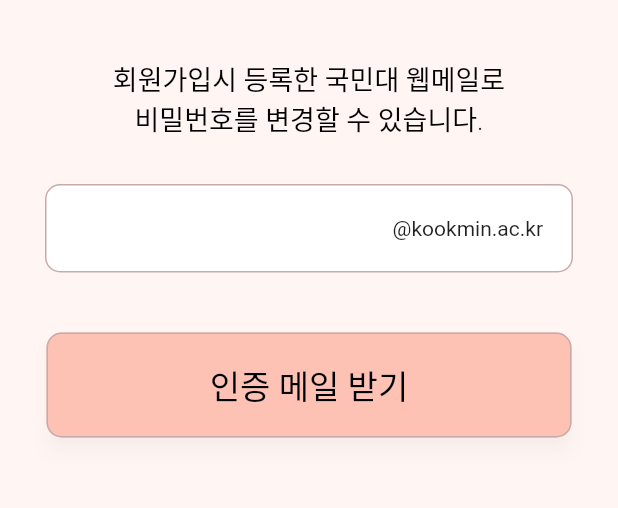
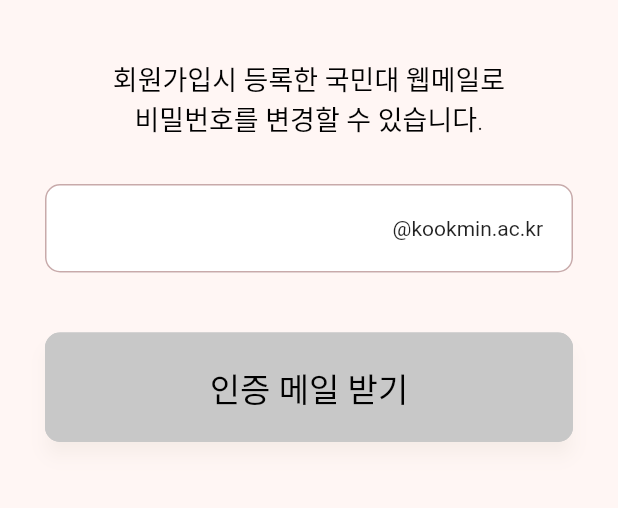
Before and after one commit to TEAM-LINRING/LINRING-FRONT, a Flutter app: the ForgotPasswordScreen screen opened by its route, on a phone screen of 412 x 824 dp, the part 71-579 px from its top. Run offline on Flutter 3.47's test engine with Material 2 defaults, Android fonts, the phone set to English and light mode, and no system bars; our stand-ins replace carousel_slider, firebase_core, firebase_dynamic_links, flutter_dotenv, flutter_rating_bar, flutter_secure_storage; missing offline and left inert: omni_datetime_picker; accounts and stored records are empty; network calls fail; Roboto replaces fonts that are missing (Pretendard).

Commit message:
refactor: `CustomOutlinedButton` 위젯 및 사용 코드 리팩토링
- CustomOutlinedButton에 isActive parameter를 추가 -> onPressed 메소드의 실행 조건을 의미하며, isActive가 false인 경우에는 버튼이 disable 상태로 변경
- disable 조건 없이 항상 active한 버튼들은 isActive에 true를 부여하면 이전과 똑같이 동작
- 기존 CustomOutlinedButton을 사용하는 코드 리팩토링
- ForgotPasswordScreen의 일부 로직 수정

```diff
--- a/lib/screens/forgot_password_screen.dart
+++ b/lib/screens/forgot_password_screen.dart
@@ -13,7 +13,7 @@ class ForgotPasswordScreen extends StatefulWidget {
 }
 
 class _ForgotPasswordScreenState extends State<ForgotPasswordScreen> {
-  _sendEmail(BuildContext context) async {
+  _sendEmail() async {
     String apiAddress = dotenv.env['API_ADDRESS'] ?? '';
     final url = Uri.parse('$apiAddress/accounts/password/reset/');
 
@@ -36,6 +36,26 @@ class _ForgotPasswordScreenState extends State<ForgotPasswordScreen> {
   }
 
   final emailController = TextEditingController();
+  bool emailNotNull = false;
+
+  @override
+  void dispose() {
+    emailController.dispose();
+    super.dispose();
+  }
+
+  @override
+  void initState() {
+    super.initState();
+    emailController.addListener(
+      () {
+        (emailController.text != "")
+            ? emailNotNull = true
+            : emailNotNull = false;
+        setState(() {});
+      },
+    );
+  }
 
   @override
   Widget build(BuildContext context) {
@@ -95,12 +115,13 @@ class _ForgotPasswordScreenState extends State<ForgotPasswordScreen> {
             ),
             const SizedBox(height: 40),
             CustomOutlinedButton(
-                label: '인증 메일 받기',
-                onPressed: () {
-                  _sendEmail(context);
-                  // Navigator.pushNamed(context, '/changePassword');
-                },
-                backgroundColor: const Color(0xFFFEC2B5)),
+              label: '인증 메일 받기',
+              onPressed: () {
+                _sendEmail();
+              },
+              isActive: emailNotNull,
+              backgroundColor: const Color(0xFFFEC2B5),
+            ),
           ],
         ),
       ),
--- a/lib/widgets/custom_outlined_button.dart
+++ b/lib/widgets/custom_outlined_button.dart
@@ -4,29 +4,37 @@ class CustomOutlinedButton extends StatelessWidget {
   final String label;
   final VoidCallback onPressed;
   final Color backgroundColor;
+  final bool isActive;
 
   const CustomOutlinedButton({
     super.key,
     required this.label,
     required this.onPressed,
     required this.backgroundColor,
+    required this.isActive,
   });
 
   @override
   Widget build(BuildContext context) {
     return OutlinedButton(
-      onPressed: onPressed,
+      onPressed: isActive ? onPressed : null,
       style: OutlinedButton.styleFrom(
         foregroundColor: Colors.black,
-        backgroundColor: backgroundColor,
-        side: const BorderSide(width: 1, color: Color(0xFFC8AAAA)),
+        backgroundColor: isActive ? backgroundColor : const Color(0xffc8c8c8),
+        side: BorderSide(
+          width: 1,
+          color: isActive ? const Color(0xFFC8AAAA) : const Color(0xffc8c8c8),
+        ),
         elevation: 5,
         shadowColor: const Color(0x196C5916),
         shape: RoundedRectangleBorder(
           borderRadius: BorderRadius.circular(10),
         ),
-        fixedSize: const Size(350, 70),
       ),
+      child: Container(
+        padding: const EdgeInsets.symmetric(vertical: 20),
+        width: double.infinity,
+        child: Center(
           child: Text(
             label,
             style: const TextStyle(
@@ -36,6 +44,8 @@ class CustomOutlinedButton extends StatelessWidget {
               height: 0,
             ),
           ),
+        ),
+      ),
     );
   }
 }
```
Also changed, not shown: lib/screens/accout_active_screen.dart (+8 -6 lines), lib/screens/change_password_screen.dart (+5 -3 lines), lib/screens/chat_screen.dart (+25 -13 lines), lib/screens/entry_screen.dart (+12 -4 lines), lib/screens/login_screen.dart (+7 -3 lines), lib/screens/report_screen.dart (+8 -2 lines), lib/screens/signup_screen.dart (+7 -11 lines), lib/screens/tag_add_screen.dart (+5 -6 lines). Lines whose indentation alone changed are shown as unchanged.
